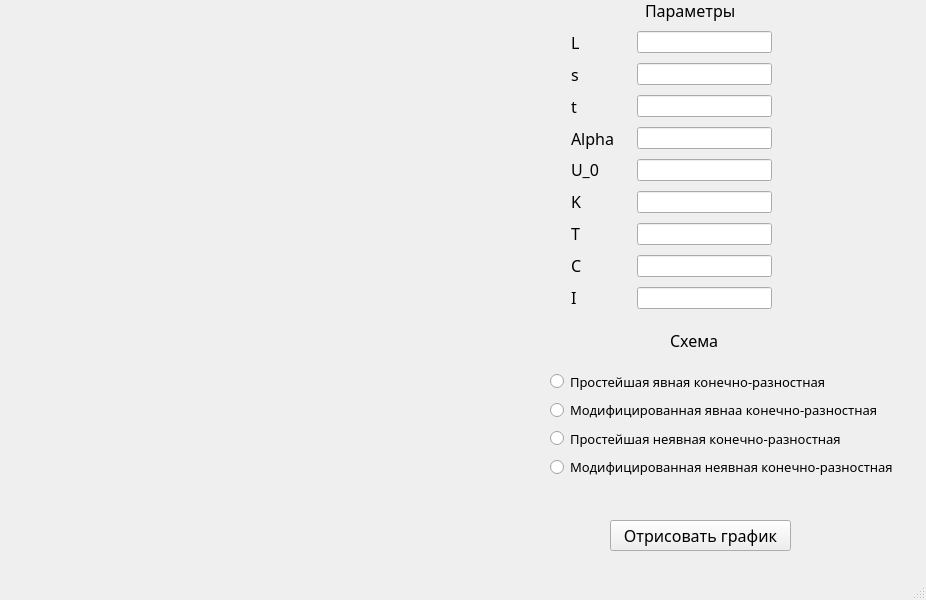
Qt form Project.ui (adozaraz/TermWork) before a commit.
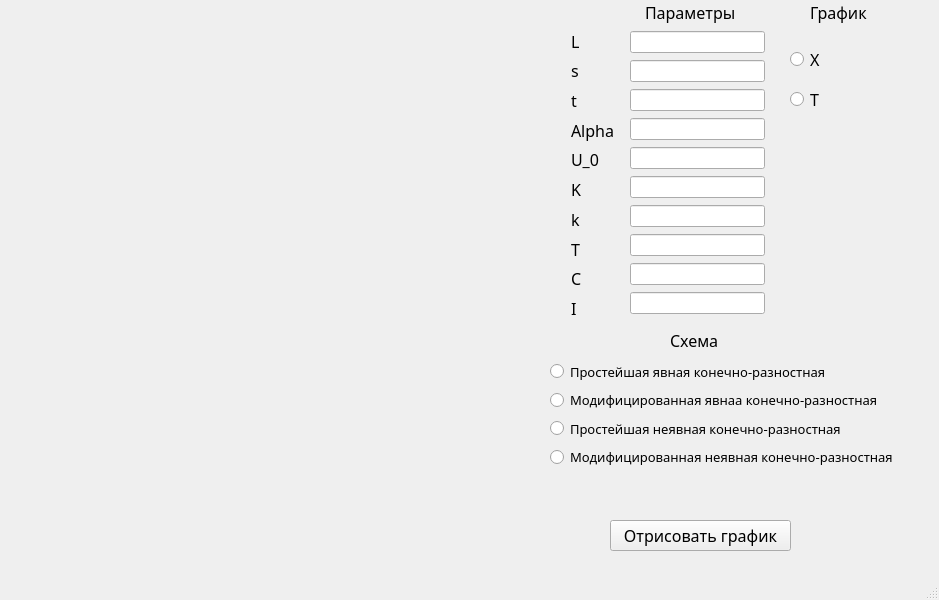
The same form after that commit. Custom widgets are drawn as their Qt base class.

Commit message: Добавление типа графика в интерфейс и код

The edit to the form file:
```diff
--- a/Project.ui
+++ b/Project.ui
@@ -6,7 +6,7 @@
    <rect>
     <x>0</x>
     <y>0</y>
-    <width>926</width>
+    <width>939</width>
     <height>600</height>
    </rect>
   </property>
@@ -28,7 +28,7 @@
     <property name="geometry">
      <rect>
       <x>645</x>
-      <y>0</y>
+      <y>2</y>
       <width>111</width>
       <height>21</height>
      </rect>
@@ -66,7 +66,7 @@
     <property name="geometry">
      <rect>
       <x>550</x>
-      <y>370</y>
+      <y>360</y>
       <width>373</width>
       <height>108</height>
      </rect>
@@ -151,7 +151,7 @@
       <x>571</x>
       <y>29</y>
       <width>49</width>
-      <height>281</height>
+      <height>291</height>
      </rect>
     </property>
     <layout class="QVBoxLayout" name="verticalLayout_2">
@@ -233,6 +233,19 @@
        </property>
       </widget>
      </item>
+     <item>
+      <widget class="QLabel" name="label_12">
+       <property name="font">
+        <font>
+         <family>Montserrat</family>
+         <pointsize>12</pointsize>
+        </font>
+       </property>
+       <property name="text">
+        <string>k</string>
+       </property>
+      </widget>
+     </item>
      <item>
       <widget class="QLabel" name="label_4">
        <property name="font">
@@ -277,8 +290,8 @@
    <widget class="QWidget" name="layoutWidget">
     <property name="geometry">
      <rect>
-      <x>637</x>
-      <y>27</y>
+      <x>630</x>
+      <y>30</y>
       <width>135</width>
       <height>291</height>
      </rect>
@@ -302,6 +315,9 @@
      <item>
       <widget class="QLineEdit" name="ParameterK"/>
      </item>
+     <item>
+      <widget class="QLineEdit" name="ParameterKSmall"/>
+     </item>
      <item>
       <widget class="QLineEdit" name="ParameterT"/>
      </item>
@@ -313,6 +329,63 @@
      </item>
     </layout>
    </widget>
+   <widget class="QLabel" name="label_13">
+    <property name="geometry">
+     <rect>
+      <x>810</x>
+      <y>2</y>
+      <width>71</width>
+      <height>21</height>
+     </rect>
+    </property>
+    <property name="font">
+     <font>
+      <family>Montserrat</family>
+      <pointsize>12</pointsize>
+     </font>
+    </property>
+    <property name="text">
+     <string>График</string>
+    </property>
+   </widget>
+   <widget class="QWidget" name="verticalLayoutWidget_2">
+    <property name="geometry">
+     <rect>
+      <x>790</x>
+      <y>40</y>
+      <width>111</width>
+      <height>80</height>
+     </rect>
+    </property>
+    <layout class="QVBoxLayout" name="verticalLayout_4">
+     <item>
+      <widget class="QRadioButton" name="XGraph">
+       <property name="font">
+        <font>
+         <family>Montserrat</family>
+         <pointsize>12</pointsize>
+        </font>
+       </property>
+       <property name="text">
+        <string>X</string>
+       </property>
+      </widget>
+     </item>
+     <item>
+      <widget class="QRadioButton" name="TGraph">
+       <property name="font">
+        <font>
+         <family>Montserrat</family>
+         <pointsize>12</pointsize>
+        </font>
+       </property>
+       <property name="text">
+        <string>T</string>
+       </property>
+      </widget>
+     </item>
+    </layout>
+   </widget>
   </widget>
   <widget class="QMenuBar" name="menubar">
    <property name="geometry">
```
Left out of the diff: 2 changed lines with no effect on the pictures. The commit also changes 1 other file.
